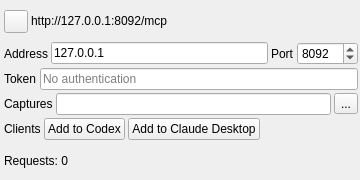
Qt form plugins/feature/mcpserver/mcpservergui.ui (f4exb/sdrangel) before a commit.
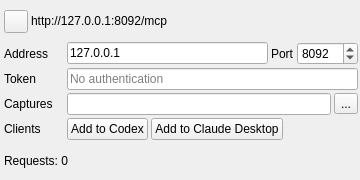
The same form after that commit. Icons and pictures are not drawn. Custom widgets are drawn as their Qt base class.

Commit message: Line up GUI elements

Patch:
```diff
--- a/plugins/feature/mcpserver/mcpservergui.ui
+++ b/plugins/feature/mcpserver/mcpservergui.ui
@@ -114,6 +114,12 @@
      <layout class="QHBoxLayout" name="serverLayout">
       <item>
        <widget class="QLabel" name="addressLabel">
+        <property name="minimumSize">
+         <size>
+          <width>60</width>
+          <height>0</height>
+         </size>
+        </property>
         <property name="text">
          <string>Address</string>
         </property>
@@ -160,6 +166,12 @@
      <layout class="QHBoxLayout" name="tokenLayout">
       <item>
        <widget class="QLabel" name="tokenLabel">
+        <property name="minimumSize">
+         <size>
+          <width>60</width>
+          <height>0</height>
+         </size>
+        </property>
         <property name="text">
          <string>Token</string>
         </property>
@@ -182,6 +194,12 @@
      <layout class="QHBoxLayout" name="captureLayout">
       <item>
        <widget class="QLabel" name="captureDirLabel">
+        <property name="minimumSize">
+         <size>
+          <width>60</width>
+          <height>0</height>
+         </size>
+        </property>
         <property name="text">
          <string>Captures</string>
         </property>
@@ -211,6 +229,12 @@
      <layout class="QHBoxLayout" name="clientsLayout">
       <item>
        <widget class="QLabel" name="clientsLabel">
+        <property name="minimumSize">
+         <size>
+          <width>60</width>
+          <height>0</height>
+         </size>
+        </property>
         <property name="text">
          <string>Clients</string>
         </property>
```
Left out of the diff: 8 changed lines with no effect on the pictures.
